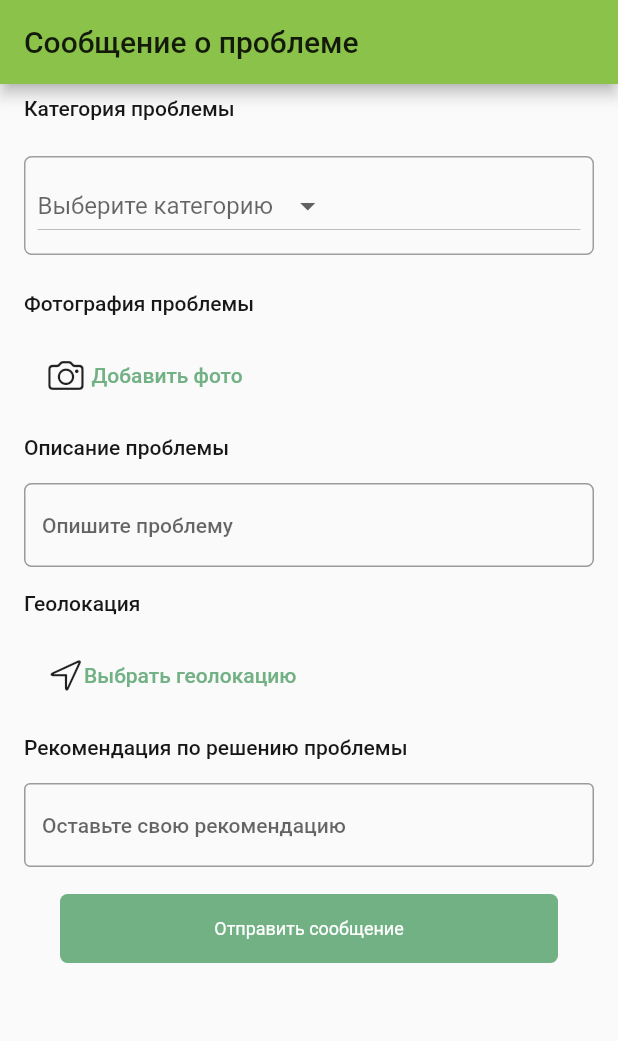
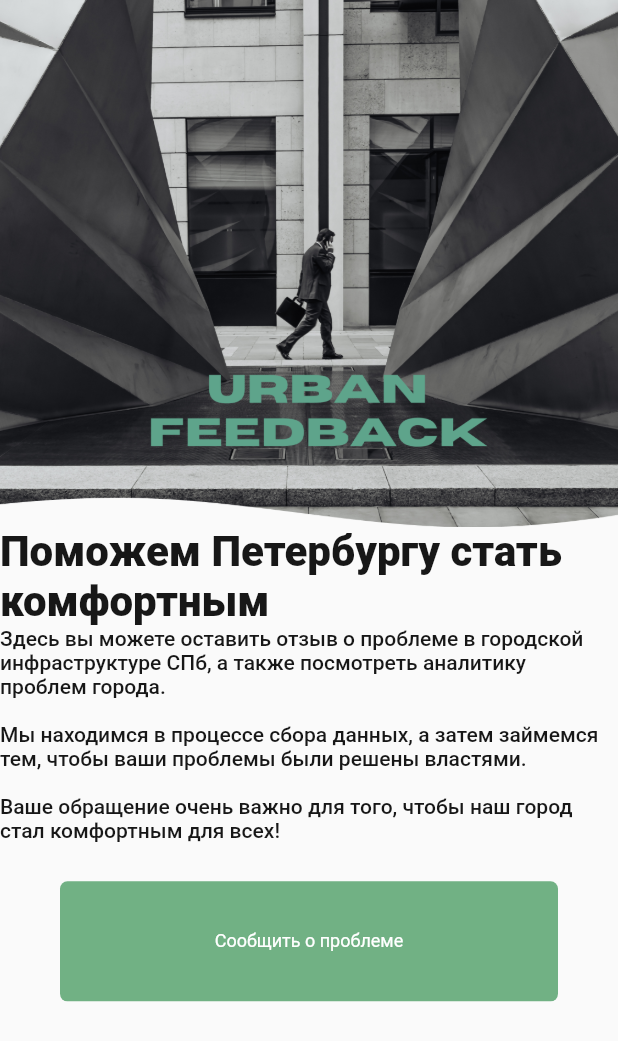
Before and after one commit to juliacores/UrbanFeedback, a Flutter app: the screen it shows after launch, on a phone screen of 412 x 824 dp. Shown: the top 1041 px of the screen. Run offline on Flutter 3.47's test engine with Material 2 defaults, Android fonts, the phone set to English and light mode, and no system bars; our stand-ins replace firebase_core, firebase_database, firebase_storage, image_picker; missing offline and left inert: place_picker; accounts and stored records are empty.

Commit message:
Added one more screen

```diff
--- /dev/null
+++ b/lib/analytics.dart
@@ -0,0 +1,3 @@
+import 'package:flutter/material.dart';
+import 'package:flutter/cupertino.dart';
+import 'constants.dart';
--- a/lib/form.dart
+++ b/lib/form.dart
@@ -15,6 +15,8 @@ import 'package:place_picker/place_picker.dart';
 import 'constants.dart';
 
 class Forma extends StatefulWidget {
+
+  static String routeName = 'sendForma';
   final DatabaseReference db = FirebaseDatabase().reference();
 
   @override
--- /dev/null
+++ b/lib/home.dart
@@ -0,0 +1,78 @@
+import 'dart:async';
+import 'dart:io' as io;
+
+import 'package:flutter/material.dart';
+import 'package:flutter/cupertino.dart';
+import 'constants.dart';
+import 'form.dart';
+
+class Home extends StatelessWidget {
+  @override
+  Widget build(BuildContext context) {
+    return Scaffold(
+      body: SafeArea(
+          child: ListView(
+            children: [
+            Image.asset('assets/banner.png'),
+            Heading(),
+            Description(),
+            Message()
+              ],
+    )
+    )
+    )
+    ;
+  }
+}
+
+class Heading extends StatelessWidget {
+  @override
+  Widget build(BuildContext context) {
+    return Container(
+      child: Text(
+        'Поможем Петербургу стать комфортным',
+      style: Constants().header)
+    );
+  }
+}
+
+class Description extends StatelessWidget {
+  @override
+  Widget build(BuildContext context) {
+    return Container(
+      child: Text(
+        '''Здесь вы можете оставить отзыв о проблеме в городской инфраструктуре СПб, а также посмотреть аналитику проблем города.
+
+Мы находимся в процессе сбора данных, а затем займемся тем, чтобы ваши проблемы были решены властями.
+
+Ваше обращение очень важно для того, чтобы наш город стал комфортным для всех!
+''',
+style: Constants().maintext
+      ),
+    );
+  }
+}
+
+class Message extends StatelessWidget {
+  @override
+  Widget build(BuildContext context) {
+    return Container(
+      alignment: Alignment.center,
+            decoration: ShapeDecoration(
+                shape: RoundedRectangleBorder(
+                    borderRadius: BorderRadius.circular(5)),
+                color: Constants.accent),
+            margin: EdgeInsets.only(left: 40, right: 40, top: 10),
+            padding: EdgeInsets.all(16),
+      child: FlatButton(
+        child: Text(
+          'Сообщить о проблеме',
+          style: Constants().buttontext,
+        ),
+        onPressed:(){
+          Navigator.of(context).pushNamed(Forma.routeName);
+        }
+        ,),
+    );
+  }
+}
--- a/lib/main.dart
+++ b/lib/main.dart
@@ -1,5 +1,6 @@
 import 'package:firebase_core/firebase_core.dart';
 import 'package:flutter/material.dart';
+import 'package:quiz/home.dart';
 import 'constants.dart';
 import 'form.dart';
 
@@ -32,7 +33,7 @@ class MyApp extends StatelessWidget {
         // closer together (more dense) than on mobile platforms.
         visualDensity: VisualDensity.adaptivePlatformDensity,
       ),
-      home: Forma(),
+      home: Home(),
     );
   }
 }
--- a/pubspec.yaml
+++ b/pubspec.yaml
@@ -50,6 +50,8 @@ flutter:
   # included with your application, so that you can use the icons in
   # the material Icons class.
   uses-material-design: true
+  assets:
+    - assets/banner.png
 
   # To add assets to your application, add an assets section, like this:
   # assets:
```
Also changed, not shown: assets/banner.png (added), lib/profile.dart (added), 2 other files.
